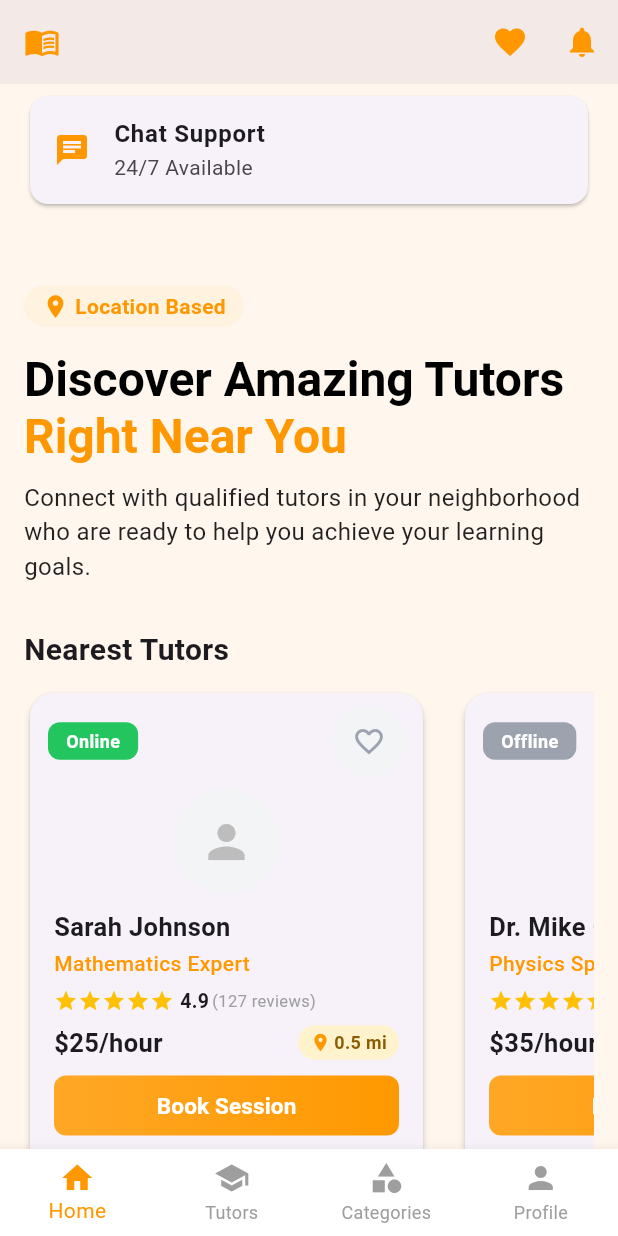
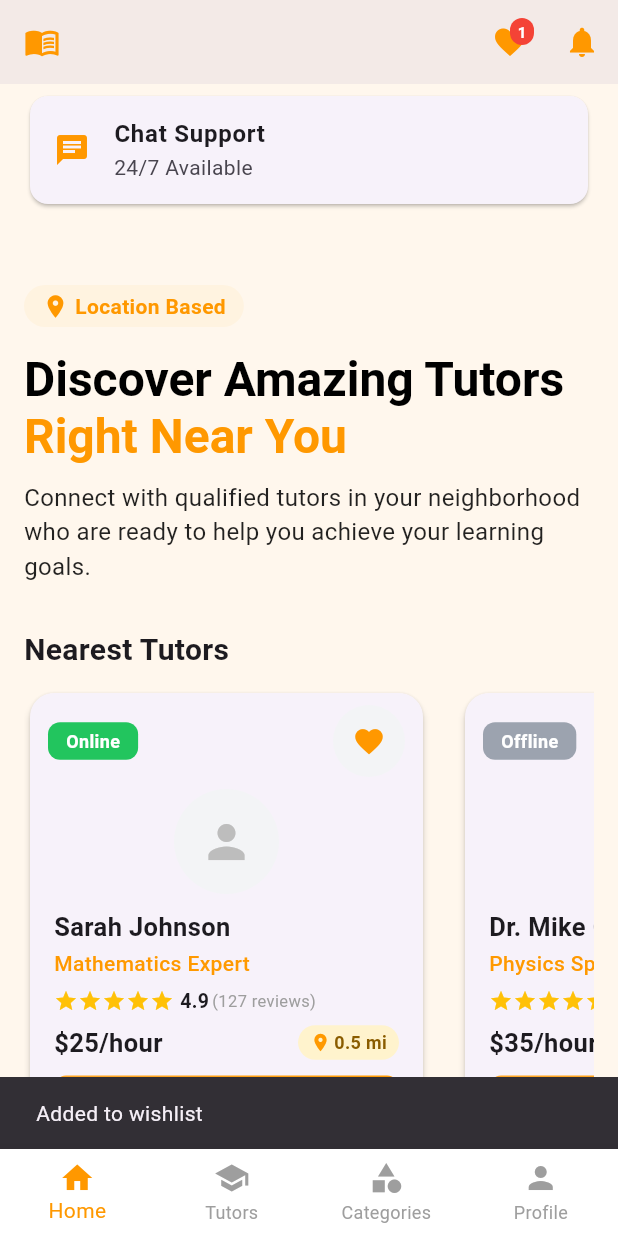
Before and after one commit to Sushil-Jeengar/tutor_booking, a Flutter app: the BottomNavWrapper screen opened directly, scrolled down 576 dp, after a tap on the "favorite outline" icon, on a phone screen of 412 x 824 dp. Run offline on Flutter 3.47's test engine with Material 3 defaults, Android fonts, the phone set to English and light mode, and no system bars.

Commit message:
wishlist counter improvemnt

```diff
--- a/lib/main.dart
+++ b/lib/main.dart
@@ -155,8 +155,14 @@
   }
 }
 
-class HomePage extends StatelessWidget {
+class HomePage extends StatefulWidget {
   const HomePage({super.key});
+
+  @override
+  State<HomePage> createState() => _HomePageState();
+}
+
+class _HomePageState extends State<HomePage> {
 
   final List<Map<String, dynamic>> testimonials = const [
     {
@@ -270,6 +276,31 @@
     String distance,
   ) {
     final isOnline = status == 'Online';
+    final tutor = {
+      'name': name,
+      'subject': subject,
+      'rating': rating,
+      'price': price,
+      'topics': [subject], // Using subject as a topic for consistency
+    };
+    final isWishlisted = WishlistManager().wishlistTutors.any((t) => t['name'] == name && t['subject'] == subject);
+
+    void toggleWishlist() {
+      setState(() {
+        if (isWishlisted) {
+          WishlistManager().removeTutor(tutor);
+          ScaffoldMessenger.of(context).showSnackBar(
+            const SnackBar(content: Text('Removed from wishlist'), duration: Duration(seconds: 1)),
+          );
+        } else {
+          WishlistManager().addTutor(tutor);
+          ScaffoldMessenger.of(context).showSnackBar(
+            const SnackBar(content: Text('Added to wishlist'), duration: Duration(seconds: 1)),
+          );
+        }
+      });
+    }
+
     return Container(
       width: 270,
       margin: const EdgeInsets.only(right: 20),
@@ -302,8 +333,11 @@
                       shape: BoxShape.circle,
                     ),
                     child: IconButton(
-                      icon: const Icon(Icons.favorite_border, color: Color(0xFF9CA3AF)),
-                      onPressed: () {},
+                      icon: Icon(
+                        isWishlisted ? Icons.favorite : Icons.favorite_border,
+                        color: isWishlisted ? Colors.orange : const Color(0xFF9CA3AF),
+                      ),
+                      onPressed: toggleWishlist,
                       iconSize: 22,
                       padding: EdgeInsets.zero,
                     ),
@@ -937,7 +971,7 @@
   }
 }
 
-class FeaturedTutorCard extends StatelessWidget {
+class FeaturedTutorCard extends StatefulWidget {
   final String name;
   final String specialty;
   final String badge;
@@ -964,11 +998,43 @@
   });
 
   @override
+  State<FeaturedTutorCard> createState() => _FeaturedTutorCardState();
+}
+
+class _FeaturedTutorCardState extends State<FeaturedTutorCard> {
+
+  @override
   Widget build(BuildContext context) {
     const vibrantPurple = Color(0xFFB16CEA);
     const lightPurple = Color(0xFFD1B3FF);
     const gradientStart = Color(0xFFB16CEA);
     const gradientEnd = Color(0xFFFF5E69);
+
+    final tutor = {
+      'name': widget.name,
+      'subject': widget.specialty,
+      'rating': widget.rating,
+      'price': double.tryParse(widget.price) ?? 0.0,
+      'topics': [widget.specialty],
+    };
+    final isWishlisted = WishlistManager().wishlistTutors.any((t) => t['name'] == widget.name && t['subject'] == widget.specialty);
+
+    void toggleWishlist() {
+      setState(() {
+        if (isWishlisted) {
+          WishlistManager().removeTutor(tutor);
+          ScaffoldMessenger.of(context).showSnackBar(
+            const SnackBar(content: Text('Removed from wishlist'), duration: Duration(seconds: 1)),
+          );
+        } else {
+          WishlistManager().addTutor(tutor);
+          ScaffoldMessenger.of(context).showSnackBar(
+            const SnackBar(content: Text('Added to wishlist'), duration: Duration(seconds: 1)),
+          );
+        }
+      });
+    }
+
     return Container(
       width: 320,
       margin: const EdgeInsets.symmetric(horizontal: 8, vertical: 4),
@@ -1022,7 +1088,7 @@
                     ),
                   ),
                                   Text(
-                    name,
+                    widget.name,
                                     style: const TextStyle(
                       fontWeight: FontWeight.w900,
                       fontSize: 20,
@@ -1031,7 +1097,7 @@
                                   ),
                   const SizedBox(height: 2),
                                   Text(
-                    specialty,
+                    widget.specialty,
                     style: const TextStyle(
                       color: Colors.black,
                       fontSize: 16,
@@ -1045,7 +1111,7 @@
                       ...List.generate(5, (i) => Padding(
                         padding: const EdgeInsets.symmetric(horizontal: 1),
                         child: Icon(
-                          i < rating.round()
+                          i < widget.rating.round()
                               ? Icons.star
                               : Icons.star_border,
                           color: Colors.amber,
@@ -1054,11 +1120,11 @@
                       )),
                                       const SizedBox(width: 4),
                       Text(
-                        rating.toStringAsFixed(1),
+                        widget.rating.toStringAsFixed(1),
                         style: const TextStyle(fontWeight: FontWeight.bold, fontSize: 15, color: Colors.black),
                                   ),
                       const SizedBox(width: 2),
-                      Text('($reviews reviews)', style: const TextStyle(color: Colors.black87, fontSize: 12)),
+                      Text('(${widget.reviews} reviews)', style: const TextStyle(color: Colors.black87, fontSize: 12)),
                           ],
                         ),
                         const SizedBox(height: 12),
@@ -1076,7 +1142,7 @@
                         child: Column(
                           children: [
                                 Text(
-                              students,
+                              widget.students,
                                   style: const TextStyle(
                                     fontWeight: FontWeight.bold,
                                 fontSize: 17,
@@ -1099,7 +1165,7 @@
                         child: Column(
                           children: [
                                 Text(
-                              '\$${price.toStringAsFixed(0)}',
+                              '\$${widget.price}',
                                   style: const TextStyle(
                                     fontWeight: FontWeight.bold,
                                 fontSize: 17,
@@ -1117,7 +1183,7 @@
                   Column(
                           children: [
                       OutlinedButton(
-                        onPressed: onBook,
+                        onPressed: widget.onBook,
                         style: OutlinedButton.styleFrom(
                           backgroundColor: Colors.white,
                           side: const BorderSide(color: vibrantPurple, width: 2),
@@ -1165,7 +1231,7 @@
                           ],
                         ),
                         child: ElevatedButton(
-                          onPressed: onProfile,
+                          onPressed: widget.onProfile,
                                 style: ElevatedButton.styleFrom(
                             backgroundColor: Colors.transparent,
                             shadowColor: Colors.transparent,
@@ -1200,9 +1266,9 @@
             child: Container(
               padding: const EdgeInsets.symmetric(horizontal: 16, vertical: 7),
               decoration: BoxDecoration(
-                color: badgeType == 'PhD MIT'
+                color: widget.badgeType == 'PhD MIT'
                     ? vibrantPurple.withOpacity(0.92)
-                    : badgeType == 'Top Seller'
+                    : widget.badgeType == 'Top Seller'
                         ? gradientEnd.withOpacity(0.92)
                         : const Color(0xFF6DD5FA),
                 borderRadius: BorderRadius.circular(16),
@@ -1215,8 +1281,36 @@
           ],
         ),
               child: Text(
-                badge,
+                widget.badge,
                 style: const TextStyle(color: Colors.white, fontWeight: FontWeight.bold, fontSize: 14, letterSpacing: 0.2),
+              ),
+            ),
+          ),
+          // Wishlist icon
+          Positioned(
+            top: 10,
+            left: 16,
+            child: Container(
+              decoration: BoxDecoration(
+                color: Colors.white.withOpacity(0.9),
+                shape: BoxShape.circle,
+                boxShadow: [
+                  BoxShadow(
+                    color: Colors.black.withOpacity(0.1),
+                    blurRadius: 4,
+                    offset: const Offset(0, 2),
+                  ),
+                ],
+              ),
+              child: IconButton(
+                icon: Icon(
+                  isWishlisted ? Icons.favorite : Icons.favorite_border,
+                  color: isWishlisted ? Colors.red : Colors.grey,
+                  size: 20,
+                ),
+                onPressed: toggleWishlist,
+                iconSize: 20,
+                padding: const EdgeInsets.all(8),
               ),
             ),
           ),
```
